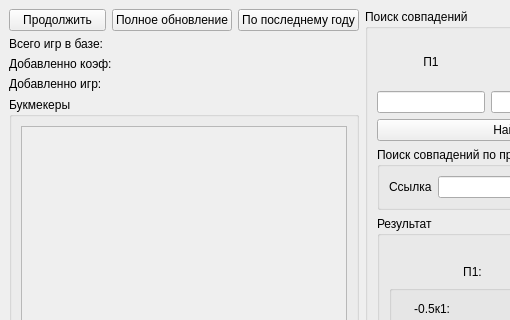
Qt form mainwindow_v2.ui (isys35/odds_bk2) before a commit; both pictures show x 0 to 510 and y 0 to 320 of the 934 by 829 pixel window.
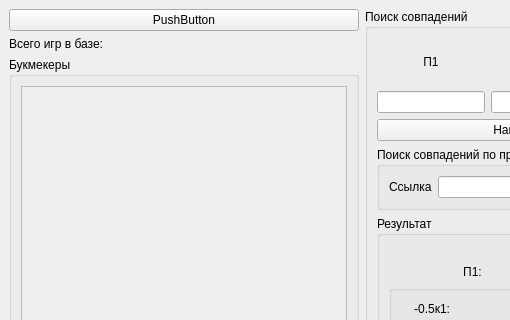
The same form after that commit.

Diff of the .ui file:
```diff
--- a/mainwindow_v2.ui
+++ b/mainwindow_v2.ui
@@ -37,29 +37,14 @@
            <enum>QLayout::SetMinimumSize</enum>
           </property>
           <item>
-           <layout class="QHBoxLayout" name="horizontalLayout_2">
-            <item>
              <widget class="QPushButton" name="pushButton">
               <property name="text">
-               <string>Продолжить</string>
+             <string>PushButton</string>
               </property>
              </widget>
             </item>
             <item>
-             <widget class="QPushButton" name="pushButton_3">
-              <property name="text">
-               <string>Полное обновление</string>
-              </property>
-             </widget>
-            </item>
-            <item>
-             <widget class="QPushButton" name="pushButton_2">
-              <property name="text">
-               <string>По последнему году</string>
-              </property>
-             </widget>
-            </item>
-           </layout>
+           <layout class="QHBoxLayout" name="horizontalLayout_2"/>
           </item>
           <item>
            <widget class="QLabel" name="label_3">
@@ -68,26 +53,6 @@
             </property>
            </widget>
           </item>
-          <item>
-           <widget class="QLabel" name="label_2">
-            <property name="text">
-             <string>Добавленно коэф:</string>
-            </property>
-           </widget>
-          </item>
-          <item>
-           <widget class="QLabel" name="label">
-            <property name="minimumSize">
-             <size>
-              <width>100</width>
-              <height>0</height>
-             </size>
-            </property>
-            <property name="text">
-             <string>Добавленно игр:</string>
-            </property>
-           </widget>
-          </item>
           <item>
            <widget class="QGroupBox" name="groupBox_3">
             <property name="sizePolicy">
@@ -116,8 +81,8 @@
                  <rect>
                   <x>0</x>
                   <y>0</y>
-                  <width>328</width>
-                  <height>674</height>
+                  <width>324</width>
+                  <height>683</height>
                  </rect>
                 </property>
                 <layout class="QVBoxLayout" name="verticalLayout_13">
```
Lines whose indentation alone changed are shown as unchanged.
